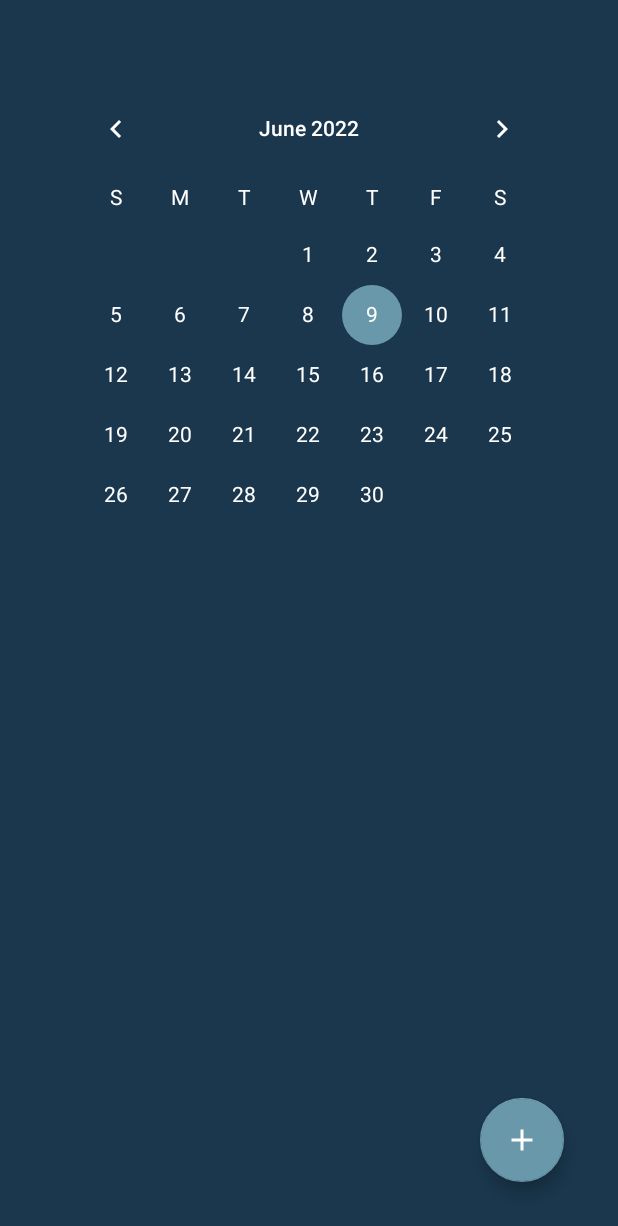
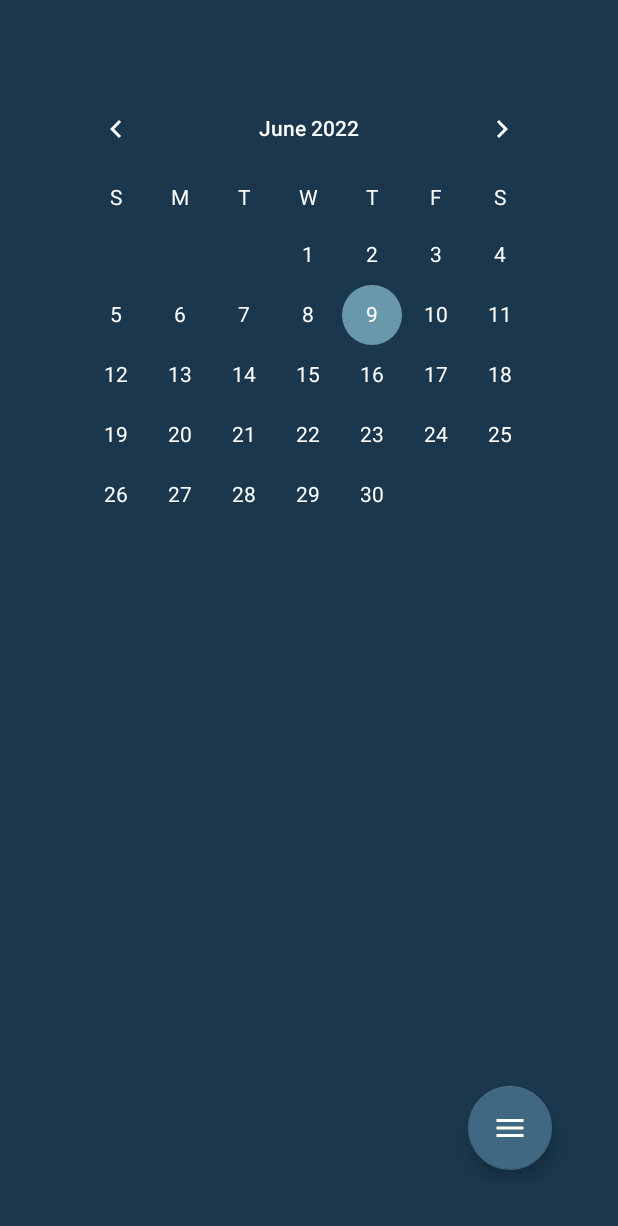
Before and after one commit to xxroman-tech/BeActive, an Android app: the MainApplication screen opened directly, with no data from a screen before it, on a phone screen of 412 x 824 dp. Shown: the top 1226 px of the screen. Run offline under Robolectric (Android 15) with nearby library versions, the phone set to English and light mode, and no system bars; our stand-ins replace Firebase (no records; nobody signed in at launch, a user with empty details on screens opened directly).

Commit message:
#21 Floating menu
Pridnie Floating menu ktore obsahuje, profil a pridanie novej aktivity

```diff
--- a/app/src/main/java/com/romanlojko/beactive/MainApplication.kt
+++ b/app/src/main/java/com/romanlojko/beactive/MainApplication.kt
@@ -7,6 +7,8 @@ import androidx.fragment.app.Fragment
 import android.view.LayoutInflater
 import android.view.View
 import android.view.ViewGroup
+import android.view.animation.Animation
+import android.view.animation.AnimationUtils
 import android.widget.CalendarView
 import androidx.navigation.findNavController
 import androidx.recyclerview.widget.LinearLayoutManager
@@ -16,6 +18,7 @@ import com.google.firebase.database.*
 import com.romanlojko.beactive.Objects.DataHolder
 import com.romanlojko.beactive.Objects.UserActivity
 import com.romanlojko.beactive.databinding.FragmentMainApplicationBinding
+import kotlinx.android.synthetic.main.fragment_main_application.*
 import java.text.SimpleDateFormat
 import java.util.*
 import kotlin.collections.ArrayList
@@ -27,6 +30,14 @@ class MainApplication : Fragment() {
     private lateinit var dbRef: DatabaseReference
     private lateinit var activitiesRecycleView: RecyclerView
     private lateinit var activityList: ArrayList<UserActivity>
+
+    // Nacitanie animacii pre menu
+    private val rotateOpen: Animation by lazy { AnimationUtils.loadAnimation(this.context, R.anim.rotate_open_anim) }
+    private val rotateClose: Animation by lazy { AnimationUtils.loadAnimation(this.context, R.anim.rotate_close_anim) }
+    private val fromBottom: Animation by lazy { AnimationUtils.loadAnimation(this.context, R.anim.from_bottom_anim) }
+    private val toBottom: Animation by lazy { AnimationUtils.loadAnimation(this.context, R.anim.to_bottom_anim) }
+
+    private var clickedMenuButton = false
 
     private var date: String = ""
 
@@ -48,10 +59,20 @@ class MainApplication : Fragment() {
         binding.buttonAddActivity.setOnClickListener{view : View ->
             // pridanie date do DataHolder triedy
             DataHolder.setDate(date)
+            onMenuButtonClick()
             view.findNavController().navigate(R.id.action_mainApplication_to_timePickerDialog2)
         }
 
-        binding.CalendarView.setOnDateChangeListener(CalendarView.OnDateChangeListener {
+        binding.buttonProfile!!.setOnClickListener{view : View ->
+            onMenuButtonClick()
+            view.findNavController().navigate(R.id.action_mainApplication_to_profile)
+        }
+
+        binding.buttonMenu!!.setOnClickListener{
+            onMenuButtonClick()
+        }
+
+        binding.CalendarView.setOnDateChangeListener{
                 calendarView, year, month , dayOfMonth ->
 
             activityList.clear()
@@ -61,12 +82,46 @@ class MainApplication : Fragment() {
             date = (dayOfMonth.toString() + "-" +
                     (month + 1) + "-" + year)
             getUserData()
-        })
+        }
 
         getDateFromCalendarView()
         getUserData()
 
         return binding.root
+    }
+
+    /**
+     * Metoda ktora handluje menu button click
+     */
+    private fun onMenuButtonClick() {
+        setVisibility(clickedMenuButton)
+        setAnimation(clickedMenuButton)
+        clickedMenuButton = !clickedMenuButton //if (!clickedMenuButton) clickedMenuButton = true else clickedMenuButton = false - skratene
+    }
+
+    private fun setAnimation(clicked: Boolean) {
+        if (!clicked) {
+            button_add_activity.startAnimation(fromBottom)
+            button_profile.startAnimation(fromBottom)
+            button_Menu.startAnimation(rotateOpen)
+        } else {
+            button_add_activity.startAnimation(toBottom)
+            button_profile.startAnimation(toBottom)
+            button_Menu.startAnimation(rotateClose)
+        }
+    }
+
+    /**
+     * Metoda ktora schovava a odokryva buttony v menu
+     */
+    private fun setVisibility(clicked: Boolean) {
+        if(!clicked) {
+            button_add_activity.visibility = View.VISIBLE
+            button_profile.visibility = View.VISIBLE
+        } else {
+            button_add_activity.visibility = View.INVISIBLE
+            button_profile.visibility = View.INVISIBLE
+        }
     }
 
     private fun getUserData() {
--- /dev/null
+++ b/app/src/main/res/anim/from_bottom_anim.xml
@@ -0,0 +1,22 @@
+<?xml version="1.0" encoding="utf-8"?>
+<set xmlns:android="http://schemas.android.com/apk/res/android"
+    android:fillAfter="true">
+
+    <translate
+            android:fromYDelta="100%"
+            android:toYDelta="0%"
+            android:duration="300"
+        />
+
+    <scale
+        android:pivotX="50%"
+        android:pivotY="50%"
+        android:toXScale="0.9"
+        android:toYScale="0.9"/>
+
+    <alpha
+        android:duration="800"
+        android:fromAlpha="0"
+        android:toAlpha="100"/>
+
+</set>
--- /dev/null
+++ b/app/src/main/res/anim/rotate_close_anim.xml
@@ -0,0 +1,11 @@
+<?xml version="1.0" encoding="utf-8"?>
+<set xmlns:android="http://schemas.android.com/apk/res/android"
+    android:fillAfter="true">
+    <rotate
+        android:fromDegrees="90"
+        android:pivotX="50%"
+        android:pivotY="50%"
+        android:toDegrees="0"
+        android:duration="300"
+        />
+</set>
--- /dev/null
+++ b/app/src/main/res/anim/rotate_open_anim.xml
@@ -0,0 +1,11 @@
+<?xml version="1.0" encoding="utf-8"?>
+<set xmlns:android="http://schemas.android.com/apk/res/android"
+    android:fillAfter="true">
+    <rotate
+        android:fromDegrees="0"
+        android:pivotX="50%"
+        android:pivotY="50%"
+        android:toDegrees="90"
+        android:duration="300"
+        />
+</set>
--- /dev/null
+++ b/app/src/main/res/anim/to_bottom_anim.xml
@@ -0,0 +1,23 @@
+<?xml version="1.0" encoding="utf-8"?>
+<set xmlns:android="http://schemas.android.com/apk/res/android" android:fillAfter="true">
+
+    <translate
+        android:fromYDelta="0%"
+        android:toYDelta="100%"
+        android:duration="300"
+        />
+
+    <scale
+        android:pivotX="50%"
+        android:pivotY="50%"
+        android:fromYScale="0.9"
+        android:fromXScale="0.9"
+        android:toXScale="0.9"
+        android:toYScale="0.9"/>
+
+    <alpha
+        android:duration="150"
+        android:fromAlpha="1"
+        android:toAlpha="0"/>
+
+</set>
--- /dev/null
+++ b/app/src/main/res/drawable/ic_baseline_add_24.xml
@@ -0,0 +1,5 @@
+<vector android:height="24dp" android:tint="#1A374D"
+    android:viewportHeight="24" android:viewportWidth="24"
+    android:width="24dp" xmlns:android="http://schemas.android.com/apk/res/android">
+    <path android:fillColor="@android:color/white" android:pathData="M19,13h-6v6h-2v-6H5v-2h6V5h2v6h6v2z"/>
+</vector>
--- /dev/null
+++ b/app/src/main/res/drawable/ic_baseline_menu_24.xml
@@ -0,0 +1,5 @@
+<vector android:height="24dp" android:tint="#FFFFFF"
+    android:viewportHeight="24" android:viewportWidth="24"
+    android:width="24dp" xmlns:android="http://schemas.android.com/apk/res/android">
+    <path android:fillColor="@android:color/white" android:pathData="M3,18h18v-2L3,16v2zM3,13h18v-2L3,11v2zM3,6v2h18L21,6L3,6z"/>
+</vector>
--- a/app/src/main/res/layout/fragment_main_application.xml
+++ b/app/src/main/res/layout/fragment_main_application.xml
@@ -14,7 +14,50 @@
         android:padding="36dp"
         android:background="@color/background">
 
+        <com.google.android.material.floatingactionbutton.FloatingActionButton
+            android:id="@+id/button_profile"
+            android:layout_width="wrap_content"
+            android:layout_height="wrap_content"
+            android:layout_gravity="end|bottom"
+            android:layout_marginEnd="8dp"
+            android:layout_marginBottom="16dp"
+            android:src="@drawable/ic_baseline_person_outline_24"
+            app:backgroundTint="@color/button"
+            app:layout_anchorGravity="bottom|right|end"
+            app:layout_constraintBottom_toTopOf="@+id/button_add_activity"
+            app:layout_constraintEnd_toEndOf="parent"
+            android:visibility="invisible"/>
+
+        <com.google.android.material.floatingactionbutton.FloatingActionButton
+            android:id="@+id/button_add_activity"
+            android:layout_width="wrap_content"
+            android:layout_height="wrap_content"
+            android:layout_gravity="end|bottom"
+            android:layout_marginEnd="8dp"
+            android:layout_marginBottom="16dp"
+            android:src="@drawable/ic_baseline_add_24"
+            app:backgroundTint="@color/button"
+            app:layout_anchorGravity="bottom|right|end"
+            app:layout_constraintBottom_toTopOf="@+id/button_Menu"
+            app:layout_constraintEnd_toEndOf="parent"
+            android:visibility="invisible"/>
+
+        <com.google.android.material.floatingactionbutton.FloatingActionButton
+            android:id="@+id/button_Menu"
+            android:layout_width="wrap_content"
+            android:layout_height="wrap_content"
+            android:layout_gravity="end|bottom"
+            android:layout_marginEnd="8dp"
+            android:layout_marginBottom="8dp"
+            android:src="@drawable/ic_baseline_menu_24"
+            app:backgroundTint="#406882"
+            app:layout_anchorGravity="bottom|right|end"
+            app:layout_constraintBottom_toBottomOf="@+id/linearLayout2"
+            app:layout_constraintEnd_toEndOf="parent"
+            tools:ignore="MissingConstraints" />
+
         <LinearLayout
+            android:id="@+id/linearLayout2"
             android:layout_width="match_parent"
             android:layout_height="match_parent"
             android:orientation="vertical"
@@ -44,21 +87,12 @@
                     android:id="@+id/activityZoznam"
                     android:layout_width="match_parent"
                     android:layout_height="wrap_content"
-                    tools:listitem="@layout/activity_item"/>
+                    tools:listitem="@layout/activity_item" />
+
             </LinearLayout>
 
         </LinearLayout>
 
     </androidx.constraintlayout.widget.ConstraintLayout>
 
-    <com.google.android.material.floatingactionbutton.FloatingActionButton
-        android:id="@+id/button_add_activity"
-        android:layout_width="wrap_content"
-        android:layout_height="wrap_content"
-        android:layout_gravity="end|bottom"
-        android:layout_margin="36dp"
-        android:src="@drawable/outline_add_white_24dp"
-        app:backgroundTint="@color/button"
-        app:layout_anchorGravity="bottom|right|end"
-        tools:ignore="MissingConstraints"/>
 </FrameLayout>
--- a/app/src/main/res/navigation/navigation.xml
+++ b/app/src/main/res/navigation/navigation.xml
@@ -27,6 +27,9 @@
         <action
             android:id="@+id/action_mainApplication_to_timePickerDialog2"
             app:destination="@id/timePickerDialog2" />
+        <action
+            android:id="@+id/action_mainApplication_to_profile"
+            app:destination="@id/profile" />
     </fragment>
     <fragment
         android:id="@+id/activityCounter"
@@ -50,4 +53,12 @@
             android:id="@+id/action_timePickerDialog2_to_activityCounter"
             app:destination="@id/activityCounter" />
     </dialog>
+    <fragment
+        android:id="@+id/profile"
+        android:name="com.romanlojko.beactive.Profile"
+        android:label="Profile" >
+        <action
+            android:id="@+id/action_profile_to_loginFragment2"
+            app:destination="@id/loginFragment2" />
+    </fragment>
 </navigation>
```
Also changed, not shown: app/src/main/java/com/romanlojko/beactive/Profile.kt (added, +59 -0 lines), app/src/main/res/layout/fragment_profile.xml (added, +133 -0 lines), app/src/main/res/values/strings.xml (+9 -0 lines), build.gradle (+4 -4 lines), gradle/wrapper/gradle-wrapper.properties.
